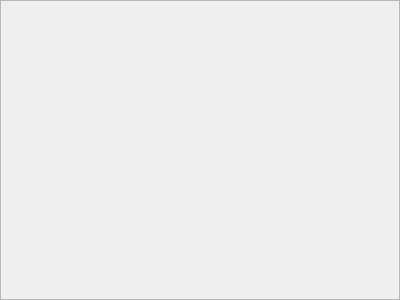
Before: the Qt Designer form tools/cacheinspector/ui/WidgetWatcher.ui in mlz-ictrl/nicos, drawn with Qt 5.
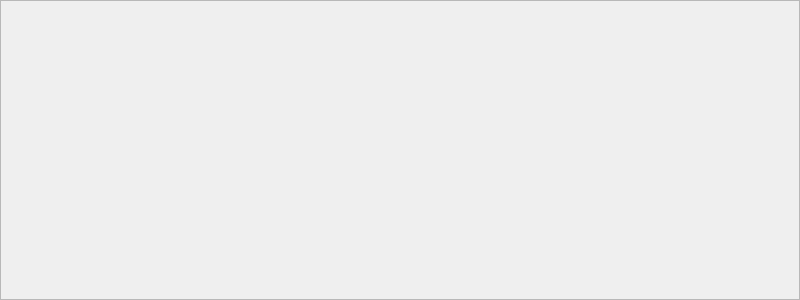
After: the same form once the commit is applied.

Commit message: CI: (re)implement watcher window feature

```diff
--- a/tools/cacheinspector/ui/WidgetWatcher.ui
+++ b/tools/cacheinspector/ui/WidgetWatcher.ui
@@ -9,7 +9,7 @@
    <rect>
     <x>0</x>
     <y>0</y>
-    <width>400</width>
+    <width>800</width>
     <height>300</height>
    </rect>
   </property>
@@ -24,8 +24,8 @@
     <rect>
      <x>0</x>
      <y>0</y>
-     <width>398</width>
-     <height>298</height>
+     <width>794</width>
+     <height>294</height>
     </rect>
    </property>
    <property name="contextMenuPolicy">
```
The commit also changes 5 other files.
